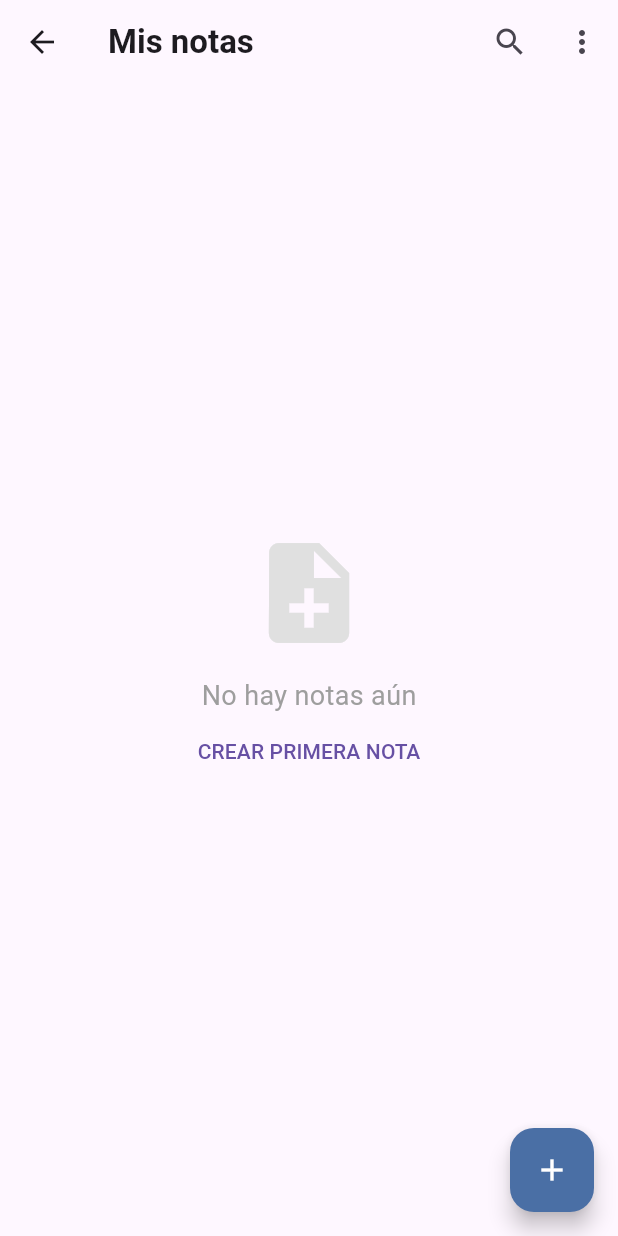
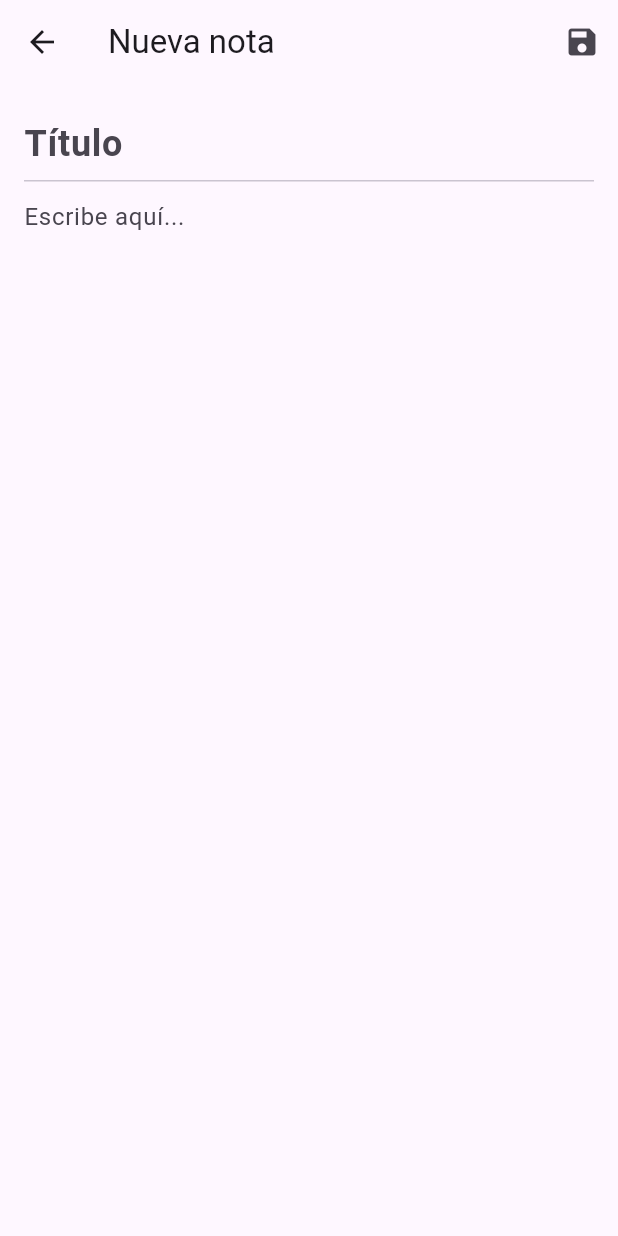
Before and after one commit to Marlon042/Notas-discretas1, a Flutter app: the HomeScreen screen opened by its route, after a tap on "CREAR PRIMERA NOTA", on a phone screen of 412 x 824 dp. Run offline on Flutter 3.47's test engine with Material 3 defaults, Android fonts, the phone set to English and light mode, and no system bars; our stand-ins replace bloc, equatable, firebase_auth, firebase_core, flutter_bloc; accounts and stored records are empty.

Commit message:
Agregado note_editor_screen.dart
Pantalla para editor de notas basica
Ruta actualizada

```diff
--- a/lib/app/app_widget.dart
+++ b/lib/app/app_widget.dart
@@ -5,6 +5,7 @@ import 'package:prueba/features/auth/repositories/auth_repository.dart';
 import 'package:prueba/features/auth/screens/auth_screen.dart';
 import 'package:prueba/features/auth/screens/home_screen.dart';
 import 'package:prueba/features/auth/screens/register_screen.dart';
+import 'package:prueba/features/notes/screens/note_editor_screen.dart';
 
 class AppWidget extends StatelessWidget {
   const AppWidget({super.key});
@@ -27,6 +28,7 @@ class AppWidget extends StatelessWidget {
             '/home': (context) => const HomeScreen(),
             '/login': (context) => const AuthScreen(),
             '/register': (context) => const RegisterScreen(),
+            '/edit-note': (context) => const NoteEditorScreen(),
           },
         ),
       ),
--- /dev/null
+++ b/lib/features/notes/screens/note_editor_screen.dart
@@ -0,0 +1,60 @@
+// lib/features/notes/screens/note_editor_screen.dart
+import 'package:flutter/material.dart';
+
+class NoteEditorScreen extends StatefulWidget {
+  const NoteEditorScreen({super.key});
+
+  @override
+  State<NoteEditorScreen> createState() => _NoteEditorScreenState();
+}
+
+class _NoteEditorScreenState extends State<NoteEditorScreen> {
+  final _titleController = TextEditingController();
+  final _contentController = TextEditingController();
+
+  @override
+  Widget build(BuildContext context) {
+    return Scaffold(
+      appBar: AppBar(
+        title: const Text('Nueva nota'),
+        actions: [
+          IconButton(
+            icon: const Icon(Icons.save),
+            onPressed: () {
+              // Lógica para guardar
+              Navigator.pop(context);
+            },
+          ),
+        ],
+      ),
+      body: Padding(
+        padding: const EdgeInsets.all(16.0),
+        child: Column(
+          children: [
+            TextField(
+              controller: _titleController,
+              decoration: const InputDecoration(
+                hintText: 'Título',
+                border: InputBorder.none,
+                contentPadding: EdgeInsets.zero,
+              ),
+              style: const TextStyle(fontSize: 24, fontWeight: FontWeight.bold),
+            ),
+            const Divider(height: 1),
+            Expanded(
+              child: TextField(
+                controller: _contentController,
+                decoration: const InputDecoration(
+                  hintText: 'Escribe aquí...',
+                  border: InputBorder.none,
+                ),
+                keyboardType: TextInputType.multiline,
+                maxLines: null,
+              ),
+            ),
+          ],
+        ),
+      ),
+    );
+  }
+}
```
